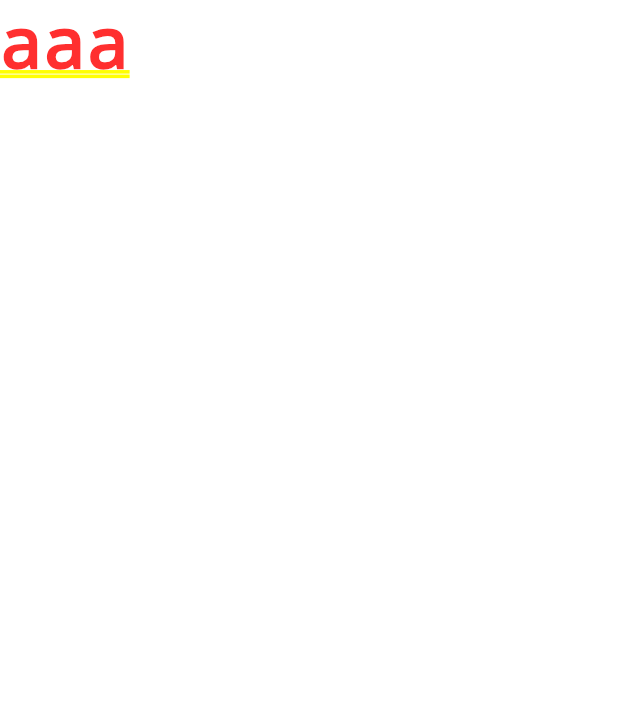
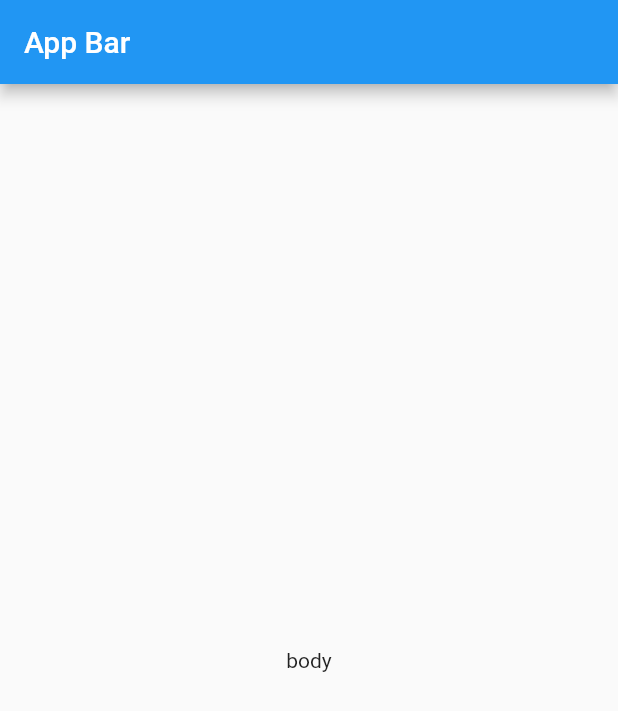
Before and after one commit to funakoshi-dev/Flutter-FirstTutorial, a Flutter app: the screen it shows after launch, on a phone screen of 412 x 824 dp. Shown: the top 711 px of the screen. Run offline on Flutter 3.47's test engine with Material 2 defaults, Android fonts, the phone set to English and light mode, and no system bars.

Commit message:
理解を深めるコメント追加

```diff
--- a/lib/main.dart
+++ b/lib/main.dart
@@ -1,6 +1,26 @@
 import 'package:flutter/material.dart';
 
 void main() {
-  //MaterialAppWidgetのhomeプロパティにTextWidgetでメッセージを設定している。
-  runApp(MaterialApp(home: Text('aaa')));
+  runApp(MyApp());
 }
+
+class MyApp extends StatelessWidget{  //1層（土台）
+  @override //親クラスのメソッド上書き
+  Widget build(BuildContext context){ //BuildContext = Element
+                                      //Elementは画面描画用の情報をもつ
+    return MaterialApp( //2層
+      home:Scaffold(  //3層
+        appBar: AppBar( //4層
+          title: Text("App Bar"),
+        ),
+        body: Center( //4層
+          child: Text("body"),
+        ),
+      )
+    );
+  }
+}
+// 1. 起動時に最初に呼び出されるのは、main関数。
+// 2. main関数からrunApp関数を呼び出すことで、アプリが実行される。
+// 3. runApp関数に引数で指定した、StatelessWidgetを継承したクラスがアプリ本体のUIとなる。
+// 4. StatelessWidgetを継承したクラスには、build関数を用意し、MaterialAppインスタンスをr
```
